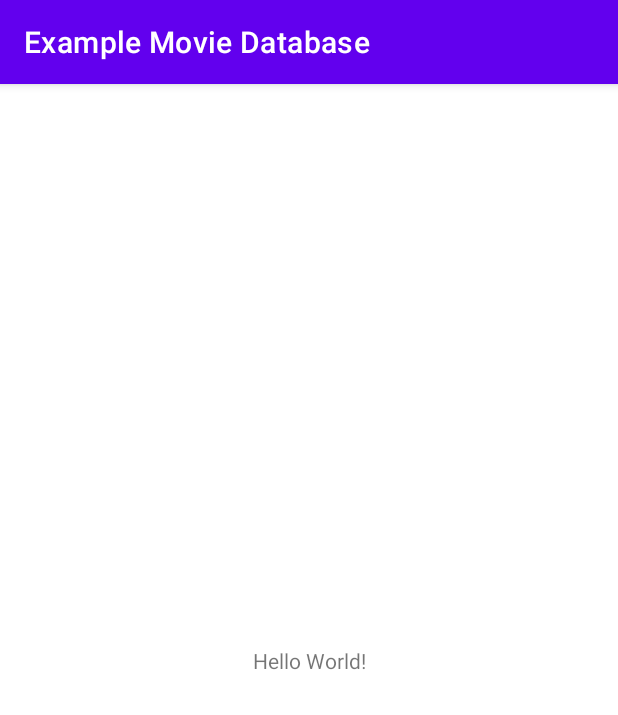
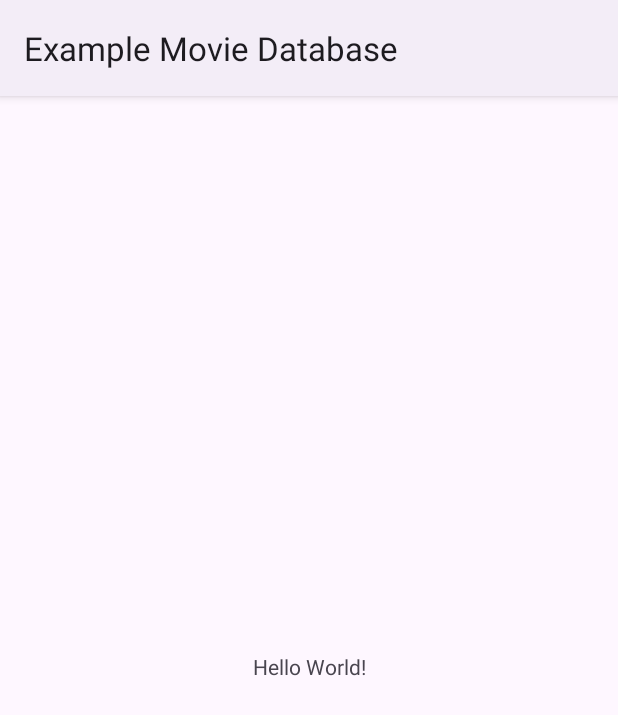
Before and after one commit to zsoltGczy/example-movie-database-android, an Android app: the screen it shows after launch (MainActivity), on a phone screen of 412 x 824 dp. Shown: the top 715 px of the screen. Run offline under Robolectric (Android 15) with nearby library versions, the phone set to English and light mode, and no system bars; our stand-ins replace Dagger/Hilt's generated code; 2 statements that could not run were skipped.

Commit message:
Set up app themes

```diff
--- a/app/src/main/res/values-night/themes.xml
+++ b/app/src/main/res/values-night/themes.xml
@@ -1,16 +1,16 @@
 <resources xmlns:tools="http://schemas.android.com/tools">
     <!-- Base application theme. -->
-    <style name="Theme.ExampleMovieDatabase" parent="Theme.MaterialComponents.DayNight.DarkActionBar">
+    <style name="Theme.ExampleMovieDatabase" parent="Theme.Material3.DayNight">
         <!-- Primary brand color. -->
-        <item name="colorPrimary">@color/purple_200</item>
-        <item name="colorPrimaryVariant">@color/purple_700</item>
-        <item name="colorOnPrimary">@color/black</item>
+        <item name="colorPrimary">@color/primaryDarkColor</item>
+        <item name="colorPrimaryVariant">@color/primaryDarkColor</item>
+        <item name="colorOnPrimary">@color/primaryTextColor</item>
         <!-- Secondary brand color. -->
-        <item name="colorSecondary">@color/teal_200</item>
-        <item name="colorSecondaryVariant">@color/teal_200</item>
-        <item name="colorOnSecondary">@color/black</item>
+        <item name="colorSecondary">@color/secondaryDarkColor</item>
+        <item name="colorSecondaryVariant">@color/secondaryDarkColor</item>
+        <item name="colorOnSecondary">@color/secondaryTextColor</item>
         <!-- Status bar color. -->
-        <item name="android:statusBarColor" tools:targetApi="l">?attr/colorPrimaryVariant</item>
+        <item name="android:statusBarColor" tools:targetApi="l">@color/black</item>
         <!-- Customize your theme here. -->
     </style>
 </resources>
--- a/app/src/main/res/values/colors.xml
+++ b/app/src/main/res/values/colors.xml
@@ -1,10 +1,13 @@
 <?xml version="1.0" encoding="utf-8"?>
 <resources>
-    <color name="purple_200">#FFBB86FC</color>
-    <color name="purple_500">#FF6200EE</color>
-    <color name="purple_700">#FF3700B3</color>
-    <color name="teal_200">#FF03DAC5</color>
-    <color name="teal_700">#FF018786</color>
+    <color name="primaryColor">#B71C1C</color>
+    <color name="primaryLightColor">#F05545</color>
+    <color name="primaryDarkColor">#7F0000</color>
+    <color name="secondaryColor">#616161</color>
+    <color name="secondaryLightColor">#8E8E8E</color>
+    <color name="secondaryDarkColor">#373737</color>
+    <color name="primaryTextColor">#FFFFFF</color>
+    <color name="secondaryTextColor">#FFFFFF</color>
     <color name="black">#FF000000</color>
     <color name="white">#FFFFFFFF</color>
 </resources>
--- a/app/src/main/res/values/themes.xml
+++ b/app/src/main/res/values/themes.xml
@@ -1,14 +1,14 @@
 <resources xmlns:tools="http://schemas.android.com/tools">
     <!-- Base application theme. -->
-    <style name="Theme.ExampleMovieDatabase" parent="Theme.MaterialComponents.DayNight.DarkActionBar">
+    <style name="Theme.ExampleMovieDatabase" parent="Theme.Material3.DayNight">
         <!-- Primary brand color. -->
-        <item name="colorPrimary">@color/purple_500</item>
-        <item name="colorPrimaryVariant">@color/purple_700</item>
-        <item name="colorOnPrimary">@color/white</item>
+        <item name="colorPrimary">@color/primaryColor</item>
+        <item name="colorPrimaryVariant">@color/primaryDarkColor</item>
+        <item name="colorOnPrimary">@color/primaryTextColor</item>
         <!-- Secondary brand color. -->
-        <item name="colorSecondary">@color/teal_200</item>
-        <item name="colorSecondaryVariant">@color/teal_700</item>
-        <item name="colorOnSecondary">@color/black</item>
+        <item name="colorSecondary">@color/secondaryColor</item>
+        <item name="colorSecondaryVariant">@color/secondaryDarkColor</item>
+        <item name="colorOnSecondary">@color/secondaryTextColor</item>
         <!-- Status bar color. -->
         <item name="android:statusBarColor" tools:targetApi="l">?attr/colorPrimaryVariant</item>
         <!-- Customize your theme here. -->
```
